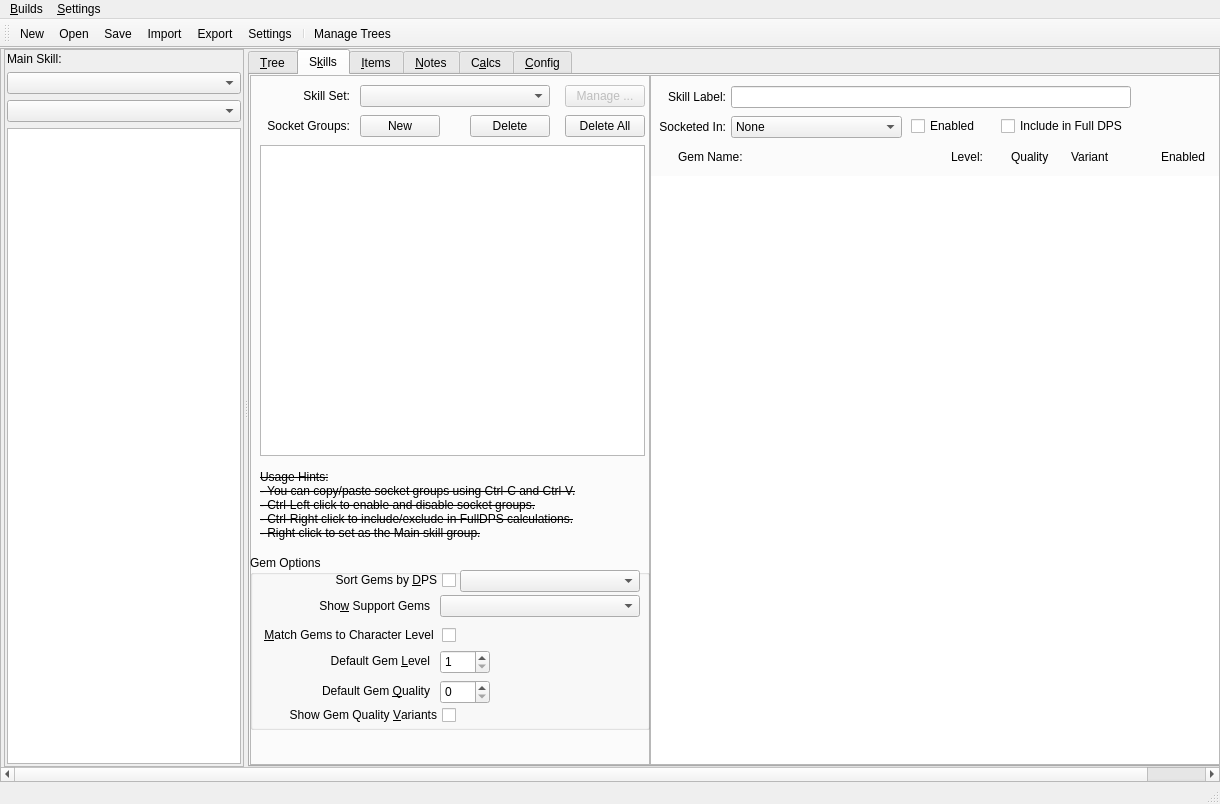
Before: the Qt Designer form Assets/PoB_Main_Window.ui in PathOfBuildingCommunity/PathOfBuilding-Python, drawn with Qt 5.
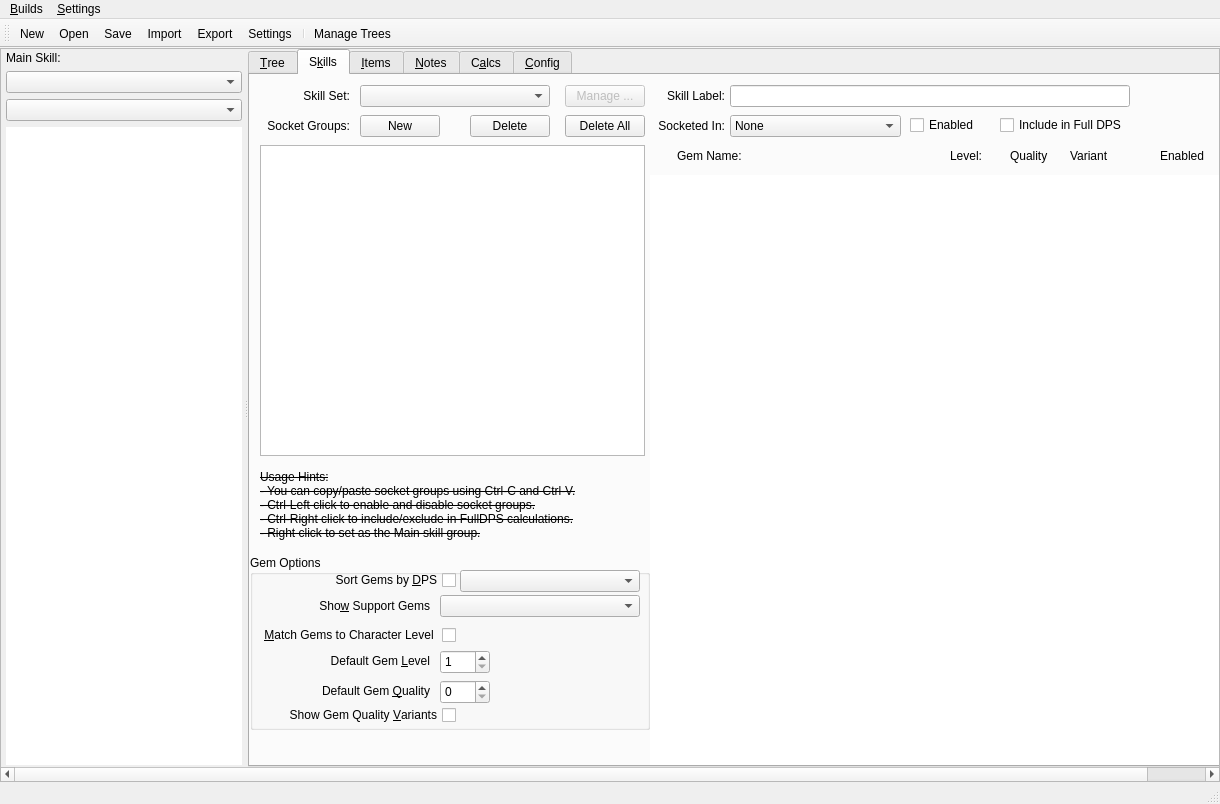
After: the same form once the commit is applied. Icons and pictures are not drawn.

Diff of the .ui file:
```diff
--- a/Assets/PoB_Main_Window.ui
+++ b/Assets/PoB_Main_Window.ui
@@ -129,9 +129,6 @@
              <height>0</height>
             </size>
            </property>
-           <property name="frameShape">
-            <enum>QFrame::StyledPanel</enum>
-           </property>
            <property name="frameShadow">
             <enum>QFrame::Raised</enum>
            </property>
@@ -211,6 +208,9 @@
               <property name="focusPolicy">
                <enum>Qt::NoFocus</enum>
               </property>
+              <property name="frameShape">
+               <enum>QFrame::NoFrame</enum>
+              </property>
               <property name="lineWrapMode">
                <enum>QTextEdit::NoWrap</enum>
               </property>
@@ -361,9 +361,6 @@
                  <height>655</height>
                 </size>
                </property>
-               <property name="frameShape">
-                <enum>QFrame::StyledPanel</enum>
-               </property>
                <property name="frameShadow">
                 <enum>QFrame::Raised</enum>
                </property>
@@ -708,9 +705,6 @@
              </item>
              <item>
               <widget class="QFrame" name="frame_SkillsRight">
-               <property name="frameShape">
-                <enum>QFrame::StyledPanel</enum>
-               </property>
                <property name="frameShadow">
                 <enum>QFrame::Raised</enum>
                </property>
```
